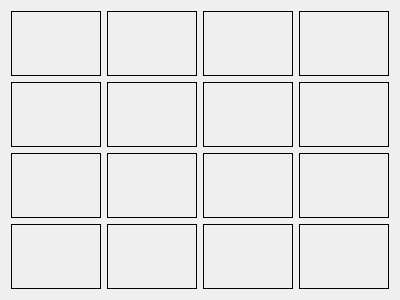
Qt form game_2048/ui/game_2048.ui (Rexeton/PyQt_Sedunov) before a commit.
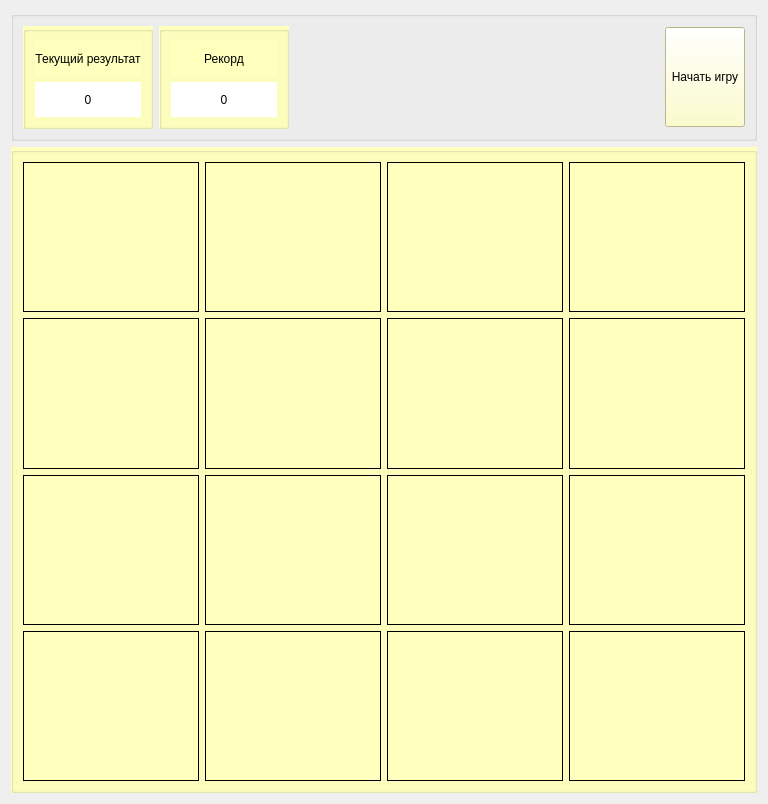
The same form after that commit.

Commit message: Доделать: hw_1 Выполнена hw_2 a,b,с,d hw_3 выполнена ДЗ Работа над 2048

```diff
--- a/game_2048/ui/game_2048.ui
+++ b/game_2048/ui/game_2048.ui
@@ -6,18 +6,179 @@
    <rect>
     <x>0</x>
     <y>0</y>
-    <width>400</width>
-    <height>300</height>
+    <width>768</width>
+    <height>804</height>
    </rect>
   </property>
   <property name="windowTitle">
    <string>2048</string>
   </property>
+  <layout class="QVBoxLayout" name="verticalLayout_5">
+   <item>
+    <widget class="QGroupBox" name="groupBox_2">
+     <property name="minimumSize">
+      <size>
+       <width>0</width>
+       <height>70</height>
+      </size>
+     </property>
+     <property name="maximumSize">
+      <size>
+       <width>16777215</width>
+       <height>130</height>
+      </size>
+     </property>
+     <property name="title">
+      <string/>
+     </property>
+     <layout class="QHBoxLayout" name="horizontalLayout_2">
+      <item>
+       <widget class="QGroupBox" name="groupBox_4">
+        <property name="minimumSize">
+         <size>
+          <width>130</width>
+          <height>0</height>
+         </size>
+        </property>
+        <property name="styleSheet">
+         <string notr="true">background-color: rgb(255, 255, 190);</string>
+        </property>
+        <property name="title">
+         <string/>
+        </property>
+        <property name="flat">
+         <bool>true</bool>
+        </property>
+        <layout class="QVBoxLayout" name="verticalLayout_7">
+         <item>
+          <widget class="QLabel" name="label">
+           <property name="text">
+            <string>Текущий результат</string>
+           </property>
+           <property name="alignment">
+            <set>Qt::AlignmentFlag::AlignCenter</set>
+           </property>
+          </widget>
+         </item>
+         <item>
+          <widget class="QLabel" name="label_3">
+           <property name="styleSheet">
+            <string notr="true">background-color: rgb(255, 255, 255);</string>
+           </property>
+           <property name="text">
+            <string>0</string>
+           </property>
+           <property name="alignment">
+            <set>Qt::AlignmentFlag::AlignCenter</set>
+           </property>
+          </widget>
+         </item>
+        </layout>
+       </widget>
+      </item>
+      <item>
+       <widget class="QGroupBox" name="groupBox_3">
+        <property name="minimumSize">
+         <size>
+          <width>130</width>
+          <height>0</height>
+         </size>
+        </property>
+        <property name="font">
+         <font>
+          <pointsize>9</pointsize>
+         </font>
+        </property>
+        <property name="autoFillBackground">
+         <bool>false</bool>
+        </property>
+        <property name="styleSheet">
+         <string notr="true">background-color: rgb(255, 255, 190);</string>
+        </property>
+        <property name="title">
+         <string/>
+        </property>
+        <property name="alignment">
+         <set>Qt::AlignmentFlag::AlignCenter</set>
+        </property>
+        <property name="flat">
+         <bool>true</bool>
+        </property>
+        <layout class="QVBoxLayout" name="verticalLayout_6">
+         <item>
+          <widget class="QLabel" name="label_2">
+           <property name="text">
+            <string>Рекорд</string>
+           </property>
+           <property name="alignment">
+            <set>Qt::AlignmentFlag::AlignCenter</set>
+           </property>
+          </widget>
+         </item>
+         <item>
+          <widget class="QLabel" name="label_4">
+           <property name="styleSheet">
+            <string notr="true">background-color: rgb(255, 255, 255);</string>
+           </property>
+           <property name="text">
+            <string>0</string>
+           </property>
+           <property name="alignment">
+            <set>Qt::AlignmentFlag::AlignCenter</set>
+           </property>
+          </widget>
+         </item>
+        </layout>
+       </widget>
+      </item>
+      <item>
+       <spacer name="horizontalSpacer">
+        <property name="orientation">
+         <enum>Qt::Orientation::Horizontal</enum>
+        </property>
+        <property name="sizeHint" stdset="0">
+         <size>
+          <width>374</width>
+          <height>20</height>
+         </size>
+        </property>
+       </spacer>
+      </item>
+      <item>
+       <widget class="QPushButton" name="start_pushButton">
+        <property name="minimumSize">
+         <size>
+          <width>0</width>
+          <height>100</height>
+         </size>
+        </property>
+        <property name="styleSheet">
+         <string notr="true">background-color: rgb(255, 255, 190);</string>
+        </property>
+        <property name="text">
+         <string>Начать игру</string>
+        </property>
+       </widget>
+      </item>
+     </layout>
+    </widget>
+   </item>
+   <item>
+    <widget class="QGroupBox" name="groupBox">
+     <property name="styleSheet">
+      <string notr="true">background-color: rgb(255, 255, 190);</string>
+     </property>
+     <property name="title">
+      <string/>
+     </property>
   <layout class="QHBoxLayout" name="horizontalLayout">
    <item>
     <layout class="QVBoxLayout" name="verticalLayout">
      <item>
       <widget class="QLabel" name="label_00">
+          <property name="styleSheet">
+           <string notr="true">font: 700 20pt &quot;Segoe UI&quot;;</string>
+          </property>
        <property name="frameShape">
         <enum>QFrame::Shape::Box</enum>
        </property>
@@ -31,6 +192,9 @@
      </item>
      <item>
       <widget class="QLabel" name="label_10">
+          <property name="styleSheet">
+           <string notr="true">font: 700 20pt &quot;Segoe UI&quot;;</string>
+          </property>
        <property name="frameShape">
         <enum>QFrame::Shape::Box</enum>
        </property>
@@ -44,6 +208,9 @@
      </item>
      <item>
       <widget class="QLabel" name="label_20">
+          <property name="styleSheet">
+           <string notr="true">font: 700 20pt &quot;Segoe UI&quot;;</string>
+          </property>
        <property name="frameShape">
         <enum>QFrame::Shape::Box</enum>
        </property>
@@ -57,6 +224,9 @@
      </item>
      <item>
       <widget class="QLabel" name="label_30">
+          <property name="styleSheet">
+           <string notr="true">font: 700 20pt &quot;Segoe UI&quot;;</string>
+          </property>
        <property name="frameShape">
         <enum>QFrame::Shape::Box</enum>
        </property>
@@ -74,6 +244,9 @@
     <layout class="QVBoxLayout" name="verticalLayout_2">
      <item>
       <widget class="QLabel" name="label_01">
+          <property name="styleSheet">
+           <string notr="true">font: 700 20pt &quot;Segoe UI&quot;;</string>
+          </property>
        <property name="frameShape">
         <enum>QFrame::Shape::Box</enum>
        </property>
@@ -87,6 +260,9 @@
      </item>
      <item>
       <widget class="QLabel" name="label_11">
+          <property name="styleSheet">
+           <string notr="true">font: 700 20pt &quot;Segoe UI&quot;;</string>
+          </property>
        <property name="frameShape">
         <enum>QFrame::Shape::Box</enum>
        </property>
@@ -100,6 +276,9 @@
      </item>
      <item>
       <widget class="QLabel" name="label_21">
+          <property name="styleSheet">
+           <string notr="true">font: 700 20pt &quot;Segoe UI&quot;;</string>
+          </property>
        <property name="frameShape">
         <enum>QFrame::Shape::Box</enum>
        </property>
@@ -113,6 +292,9 @@
      </item>
      <item>
       <widget class="QLabel" name="label_31">
+          <property name="styleSheet">
+           <string notr="true">font: 700 20pt &quot;Segoe UI&quot;;</string>
+          </property>
        <property name="frameShape">
         <enum>QFrame::Shape::Box</enum>
        </property>
@@ -130,6 +312,9 @@
     <layout class="QVBoxLayout" name="verticalLayout_4">
      <item>
       <widget class="QLabel" name="label_02">
+          <property name="styleSheet">
+           <string notr="true">font: 700 20pt &quot;Segoe UI&quot;;</string>
+          </property>
        <property name="frameShape">
         <enum>QFrame::Shape::Box</enum>
        </property>
@@ -143,6 +328,9 @@
      </item>
      <item>
       <widget class="QLabel" name="label_12">
+          <property name="styleSheet">
+           <string notr="true">font: 700 20pt &quot;Segoe UI&quot;;</string>
+          </property>
        <property name="frameShape">
         <enum>QFrame::Shape::Box</enum>
        </property>
@@ -156,6 +344,9 @@
      </item>
      <item>
       <widget class="QLabel" name="label_22">
+          <property name="styleSheet">
+           <string notr="true">font: 700 20pt &quot;Segoe UI&quot;;</string>
+          </property>
        <property name="frameShape">
         <enum>QFrame::Shape::Box</enum>
        </property>
@@ -169,6 +360,9 @@
      </item>
      <item>
       <widget class="QLabel" name="label_32">
+          <property name="styleSheet">
+           <string notr="true">font: 700 20pt &quot;Segoe UI&quot;;</string>
+          </property>
        <property name="frameShape">
         <enum>QFrame::Shape::Box</enum>
        </property>
@@ -186,6 +380,9 @@
     <layout class="QVBoxLayout" name="verticalLayout_3">
      <item>
       <widget class="QLabel" name="label_03">
+          <property name="styleSheet">
+           <string notr="true">font: 700 20pt &quot;Segoe UI&quot;;</string>
+          </property>
        <property name="frameShape">
         <enum>QFrame::Shape::Box</enum>
        </property>
@@ -195,10 +392,16 @@
        <property name="alignment">
         <set>Qt::AlignmentFlag::AlignCenter</set>
        </property>
+          <property name="margin">
+           <number>1</number>
+          </property>
       </widget>
      </item>
      <item>
       <widget class="QLabel" name="label_13">
+          <property name="styleSheet">
+           <string notr="true">font: 700 20pt &quot;Segoe UI&quot;;</string>
+          </property>
        <property name="frameShape">
         <enum>QFrame::Shape::Box</enum>
        </property>
@@ -212,6 +415,9 @@
      </item>
      <item>
       <widget class="QLabel" name="label_23">
+          <property name="styleSheet">
+           <string notr="true">font: 700 20pt &quot;Segoe UI&quot;;</string>
+          </property>
        <property name="frameShape">
         <enum>QFrame::Shape::Box</enum>
        </property>
@@ -225,6 +431,9 @@
      </item>
      <item>
       <widget class="QLabel" name="label_33">
+          <property name="styleSheet">
+           <string notr="true">font: 700 20pt &quot;Segoe UI&quot;;</string>
+          </property>
        <property name="frameShape">
         <enum>QFrame::Shape::Box</enum>
        </property>
@@ -237,6 +446,9 @@
       </widget>
      </item>
     </layout>
+      </item>
+     </layout>
+    </widget>
    </item>
   </layout>
  </widget>
```
Lines whose indentation alone changed are shown as unchanged. The commit also changes 2 other files.
